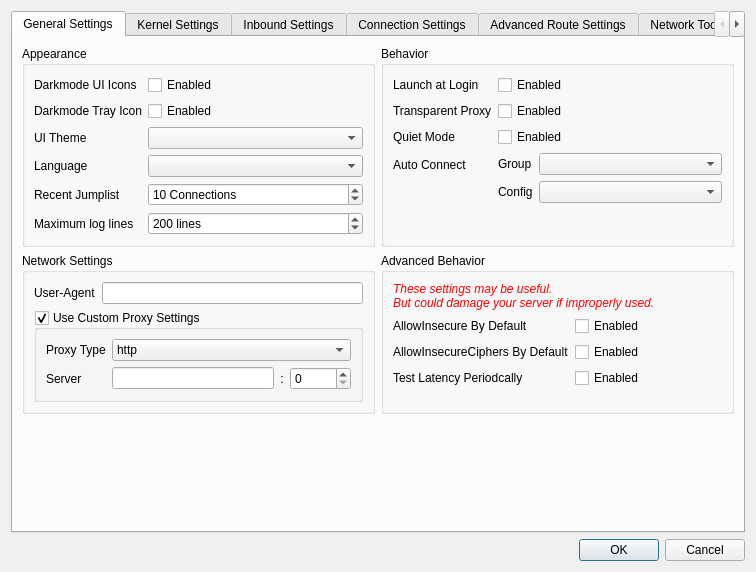
The window that src/ui/w_PreferencesWindow.ui (Qv2ray/Qv2ray) describes before a commit, drawn with Qt 5.
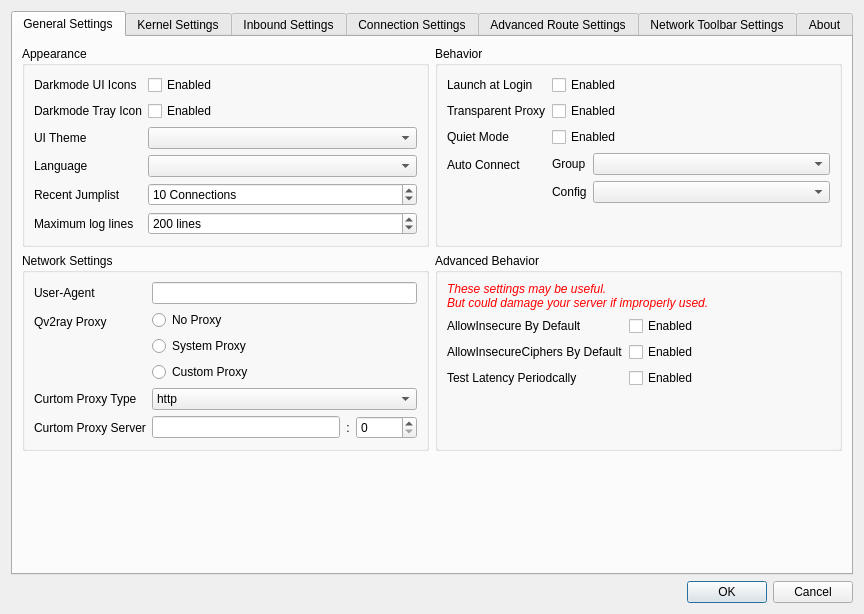
The same window after the commit. Icons and pictures are not drawn.

Commit message: fix: refactored Qv2ray Proxy settings

The edit to the form file:
```diff
--- a/src/ui/w_PreferencesWindow.ui
+++ b/src/ui/w_PreferencesWindow.ui
@@ -9,8 +9,8 @@
    <rect>
     <x>0</x>
     <y>0</y>
-    <width>756</width>
-    <height>572</height>
+    <width>864</width>
+    <height>614</height>
    </rect>
   </property>
   <property name="windowTitle">
@@ -273,7 +273,7 @@
            <property name="title">
             <string>Network Settings</string>
            </property>
-           <layout class="QFormLayout" name="formLayout_15">
+           <layout class="QFormLayout" name="formLayout_13">
             <item row="0" column="0">
              <widget class="QLabel" name="label_67">
               <property name="text">
@@ -288,23 +288,46 @@
               </property>
              </widget>
             </item>
-            <item row="1" column="0" colspan="2">
-             <widget class="QGroupBox" name="customProxySettingsGroupBox">
-              <property name="title">
-               <string>Use Custom Proxy Settings</string>
+            <item row="1" column="0">
+             <widget class="QLabel" name="label_71">
+              <property name="text">
+               <string>Qv2ray Proxy</string>
               </property>
-              <property name="checkable">
-               <bool>true</bool>
-              </property>
-              <layout class="QFormLayout" name="formLayout_13">
-               <item row="0" column="0">
+             </widget>
+            </item>
+            <item row="1" column="1">
+             <layout class="QVBoxLayout" name="verticalLayout_8">
+              <item>
+               <widget class="QRadioButton" name="qvProxyNoProxy">
+                <property name="text">
+                 <string>No Proxy</string>
+                </property>
+               </widget>
+              </item>
+              <item>
+               <widget class="QRadioButton" name="qvProxySystemProxy">
+                <property name="text">
+                 <string>System Proxy</string>
+                </property>
+               </widget>
+              </item>
+              <item>
+               <widget class="QRadioButton" name="qvProxyCustomProxy">
+                <property name="text">
+                 <string>Custom Proxy</string>
+                </property>
+               </widget>
+              </item>
+             </layout>
+            </item>
+            <item row="2" column="0">
                 <widget class="QLabel" name="label_66">
                  <property name="text">
-                  <string>Proxy Type</string>
+               <string>Curtom Proxy Type</string>
                  </property>
                 </widget>
                </item>
-               <item row="0" column="1">
+            <item row="2" column="1">
                 <widget class="QComboBox" name="qvProxyTypeCombo">
                  <item>
                   <property name="text">
@@ -318,14 +341,14 @@
                  </item>
                 </widget>
                </item>
-               <item row="1" column="0">
+            <item row="3" column="0">
                 <widget class="QLabel" name="label_64">
                  <property name="text">
-                  <string>Server</string>
+               <string>Curtom Proxy Server</string>
                  </property>
                 </widget>
                </item>
-               <item row="1" column="1">
+            <item row="3" column="1">
                 <layout class="QHBoxLayout" name="horizontalLayout_2">
                  <item>
                   <widget class="QLineEdit" name="qvProxyAddressTxt"/>
@@ -355,9 +378,6 @@
               </layout>
              </widget>
             </item>
-           </layout>
-          </widget>
-         </item>
          <item row="1" column="1">
           <widget class="QGroupBox" name="groupBox_8">
            <property name="title">
```
Left out of the diff: 4 changed lines with no effect on the pictures. Lines whose indentation alone changed are shown as unchanged. The commit also changes 6 other files.
